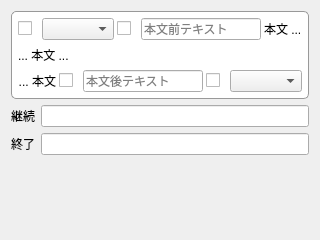
sharkpp/Jugemutter, file src/views/viewsettinggeneralpage.ui: the form before one commit.
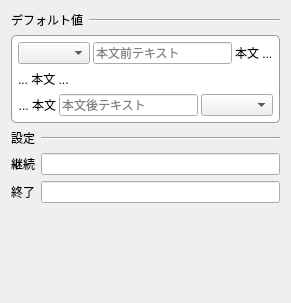
The form after the commit.

Commit message: 一般設定画面の実装中

Patch:
```diff
--- a/src/views/viewsettinggeneralpage.ui
+++ b/src/views/viewsettinggeneralpage.ui
@@ -6,8 +6,8 @@
    <rect>
     <x>0</x>
     <y>0</y>
-    <width>320</width>
-    <height>240</height>
+    <width>291</width>
+    <height>303</height>
    </rect>
   </property>
   <property name="windowTitle">
@@ -20,6 +20,42 @@
    <enum>QFrame::Raised</enum>
   </property>
   <layout class="QVBoxLayout" name="verticalLayout">
+   <item>
+    <layout class="QHBoxLayout" name="horizontalLayout_3">
+     <item>
+      <widget class="QLabel" name="label">
+       <property name="sizePolicy">
+        <sizepolicy hsizetype="Minimum" vsizetype="Preferred">
+         <horstretch>0</horstretch>
+         <verstretch>0</verstretch>
+        </sizepolicy>
+       </property>
+       <property name="text">
+        <string>デフォルト値</string>
+       </property>
+      </widget>
+     </item>
+     <item>
+      <widget class="QLabel" name="label_2">
+       <property name="sizePolicy">
+        <sizepolicy hsizetype="Expanding" vsizetype="Preferred">
+         <horstretch>0</horstretch>
+         <verstretch>0</verstretch>
+        </sizepolicy>
+       </property>
+       <property name="frameShape">
+        <enum>QFrame::HLine</enum>
+       </property>
+       <property name="frameShadow">
+        <enum>QFrame::Sunken</enum>
+       </property>
+       <property name="text">
+        <string/>
+       </property>
+      </widget>
+     </item>
+    </layout>
+   </item>
    <item>
     <widget class="QFrame" name="frame">
      <property name="sizePolicy">
@@ -63,42 +99,14 @@
          <number>3</number>
         </property>
         <item>
-         <layout class="QHBoxLayout" name="horizontalLayout_3">
-          <property name="spacing">
-           <number>10</number>
-          </property>
-          <item>
-           <widget class="QCheckBox" name="checkBox">
-            <property name="text">
-             <string/>
-            </property>
-           </widget>
-          </item>
-          <item>
-           <widget class="QComboBox" name="comboBox"/>
-          </item>
-         </layout>
+         <widget class="QComboBox" name="prefixState"/>
         </item>
         <item>
-         <layout class="QHBoxLayout" name="horizontalLayout_5">
-          <property name="spacing">
-           <number>10</number>
+         <widget class="QLineEdit" name="prefixText">
+          <property name="placeholderText">
+           <string>本文前テキスト</string>
           </property>
-          <item>
-           <widget class="QCheckBox" name="checkBox_3">
-            <property name="text">
-             <string/>
-            </property>
-           </widget>
-          </item>
-          <item>
-           <widget class="QLineEdit" name="lineEdit">
-            <property name="placeholderText">
-             <string>本文前テキスト</string>
-            </property>
-           </widget>
-          </item>
-         </layout>
+         </widget>
         </item>
         <item>
          <widget class="QLabel" name="postBody1">
@@ -174,48 +182,57 @@
          </widget>
         </item>
         <item>
-         <layout class="QHBoxLayout" name="horizontalLayout_6">
-          <property name="spacing">
-           <number>10</number>
+         <widget class="QLineEdit" name="postfixText">
+          <property name="placeholderText">
+           <string>本文後テキスト</string>
           </property>
-          <item>
-           <widget class="QCheckBox" name="checkBox_4">
-            <property name="text">
-             <string/>
-            </property>
-           </widget>
-          </item>
-          <item>
-           <widget class="QLineEdit" name="lineEdit_4">
-            <property name="placeholderText">
-             <string>本文後テキスト</string>
-            </property>
-           </widget>
-          </item>
-         </layout>
+         </widget>
         </item>
         <item>
-         <layout class="QHBoxLayout" name="horizontalLayout_4">
-          <property name="spacing">
-           <number>10</number>
+         <widget class="QComboBox" name="postfixState">
+          <property name="sizePolicy">
+           <sizepolicy hsizetype="Minimum" vsizetype="Fixed">
+            <horstretch>0</horstretch>
+            <verstretch>0</verstretch>
+           </sizepolicy>
           </property>
-          <item>
-           <widget class="QCheckBox" name="checkBox_2">
-            <property name="text">
-             <string/>
-            </property>
-           </widget>
-          </item>
-          <item>
-           <widget class="QComboBox" name="comboBox_2"/>
-          </item>
-         </layout>
+         </widget>
         </item>
        </layout>
       </item>
      </layout>
     </widget>
    </item>
+   <item>
+    <layout class="QHBoxLayout" name="horizontalLayout_4">
+     <item>
+      <widget class="QLabel" name="label_3">
+       <property name="text">
+        <string>設定</string>
+       </property>
+      </widget>
+     </item>
+     <item>
+      <widget class="QLabel" name="label_4">
+       <property name="sizePolicy">
+        <sizepolicy hsizetype="Expanding" vsizetype="Preferred">
+         <horstretch>0</horstretch>
+         <verstretch>0</verstretch>
+        </sizepolicy>
+       </property>
+       <property name="frameShape">
+        <enum>QFrame::HLine</enum>
+       </property>
+       <property name="frameShadow">
+        <enum>QFrame::Sunken</enum>
+       </property>
+       <property name="text">
+        <string/>
+       </property>
+      </widget>
+     </item>
+    </layout>
+   </item>
    <item>
     <layout class="QFormLayout" name="formLayout">
      <item row="1" column="0">
@@ -226,14 +243,21 @@
       </widget>
      </item>
      <item row="0" column="0">
-      <widget class="QLabel" name="label_2">
+      <widget class="QLabel" name="postContinueLabel">
        <property name="text">
         <string>継続</string>
        </property>
       </widget>
      </item>
      <item row="0" column="1">
-      <widget class="QLineEdit" name="lineEdit_5"/>
+      <widget class="QLineEdit" name="postContinueText">
+       <property name="sizePolicy">
+        <sizepolicy hsizetype="Preferred" vsizetype="Fixed">
+         <horstretch>0</horstretch>
+         <verstretch>0</verstretch>
+        </sizepolicy>
+       </property>
+      </widget>
      </item>
      <item row="1" column="1">
       <widget class="QLineEdit" name="lineEdit_6"/>
```
Left out of the diff: 4 changed lines with no effect on the pictures. The commit also changes 2 other files.
